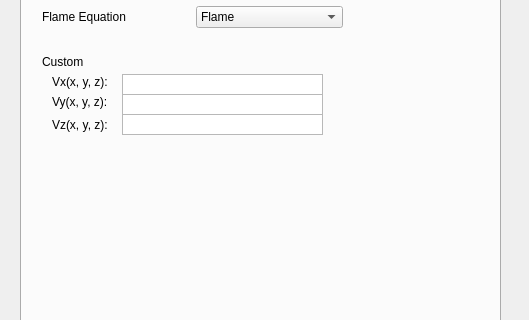
First picture: the form in src/Qt/mainwindow.ui, repository UMLComputerGraphics/GraphicsProject, before the edit; both pictures show x 0 to 529 and y 152 to 472 of the 529 by 658 pixel window.
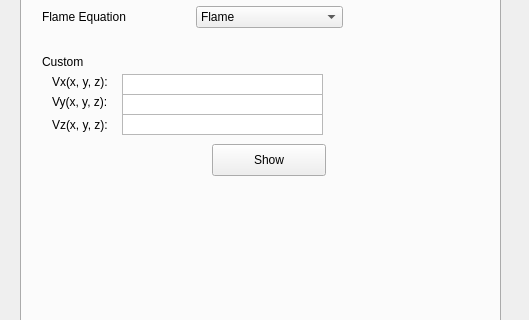
Second picture: the form after the edit.

Diff of the .ui file:
```diff
--- a/src/Qt/mainwindow.ui
+++ b/src/Qt/mainwindow.ui
@@ -470,6 +470,19 @@
        <bool>true</bool>
       </property>
      </widget>
+     <widget class="QPushButton" name="pushButton">
+      <property name="geometry">
+       <rect>
+        <x>190</x>
+        <y>250</y>
+        <width>114</width>
+        <height>32</height>
+       </rect>
+      </property>
+      <property name="text">
+       <string>Show</string>
+      </property>
+     </widget>
     </widget>
     <widget class="QWidget" name="morphingTab">
      <attribute name="title">
```
